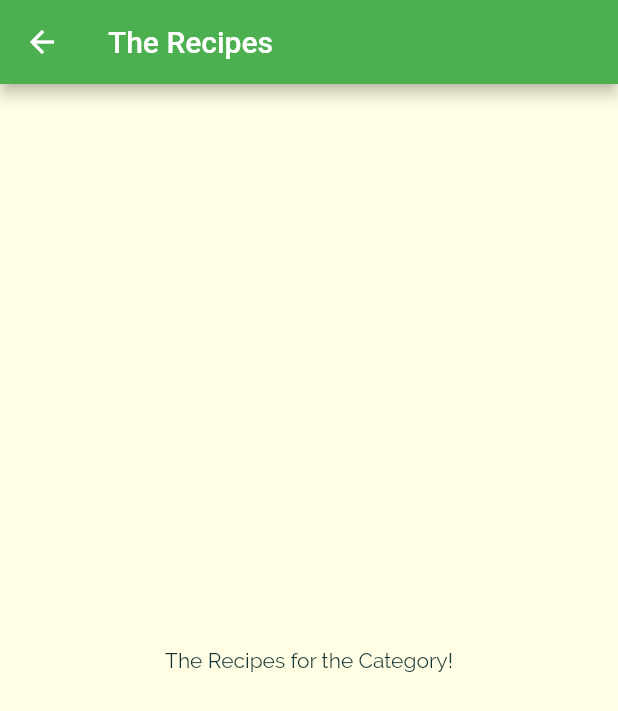
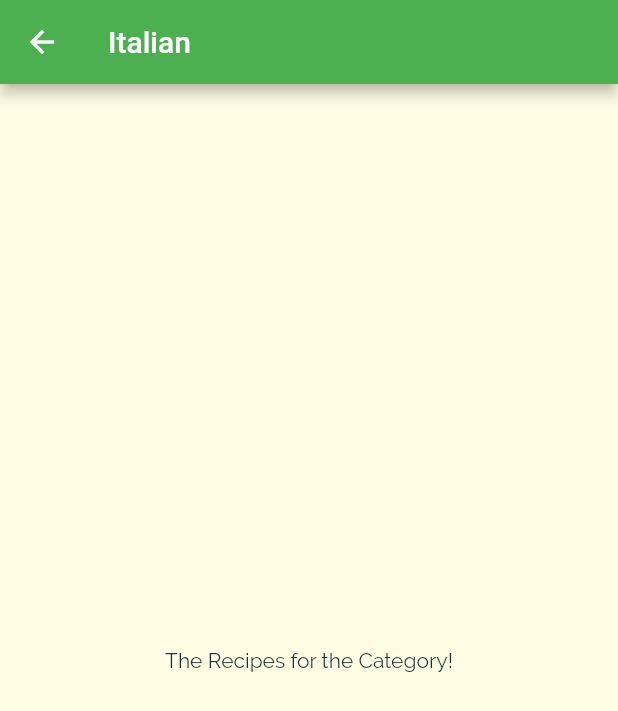
Before and after one commit to mihastele/flutter_exercises, a Flutter app: the screen it shows after launch, after a tap on "Italian", on a phone screen of 412 x 824 dp. Shown: the top 711 px of the screen. Run offline on Flutter 3.47's test engine with Material 2 defaults, Android fonts, the phone set to English and light mode, and no system bars.

Commit message:
Show category item title

```diff
--- a/lib/categories_screen.dart
+++ b/lib/categories_screen.dart
@@ -15,7 +15,8 @@ class CategoriesScreen extends StatelessWidget {
       body: GridView(
         padding: const EdgeInsets.all(25),
         children: DUMMY_CATEGORIES
-            .map((catData) => CategoryItem(catData.title, catData.color))
+            .map((catData) =>
+                CategoryItem(catData.id, catData.title, catData.color))
             .toList(),
         gridDelegate: SliverGridDelegateWithMaxCrossAxisExtent(
           maxCrossAxisExtent: 200,
--- a/lib/category_item.dart
+++ b/lib/category_item.dart
@@ -2,15 +2,16 @@ import 'package:flutter/material.dart';
 import 'package:flutter_exercises/category_meals_screen.dart';
 
 class CategoryItem extends StatelessWidget {
+  final String id;
   final String title;
   final Color color;
 
-  const CategoryItem(this.title, this.color);
+  const CategoryItem(this.id, this.title, this.color);
 
   void selectCategory(BuildContext ctx) {
     // add page to the pages stack, MaterialPageRoute is the wrapper that handles the page transition
     Navigator.of(ctx).push(MaterialPageRoute(builder: (_) {
-      return const CategoryMeals();
+      return CategoryMeals(id, title);
     }));
   }
 
--- a/lib/category_meals_screen.dart
+++ b/lib/category_meals_screen.dart
@@ -1,13 +1,19 @@
 import 'package:flutter/material.dart';
 
 class CategoryMeals extends StatelessWidget {
-  const CategoryMeals({super.key});
+  final String categoryId;
+  final String categoryTitle;
+
+  const CategoryMeals(
+    this.categoryId,
+    this.categoryTitle,
+  );
 
   @override
   Widget build(BuildContext context) {
     return Scaffold(
       appBar: AppBar(
-        title: const Text('The Recipes'),
+        title: Text(categoryTitle),
       ),
       body: const Center(
         child: Text('The Recipes for the Category!'),
```
